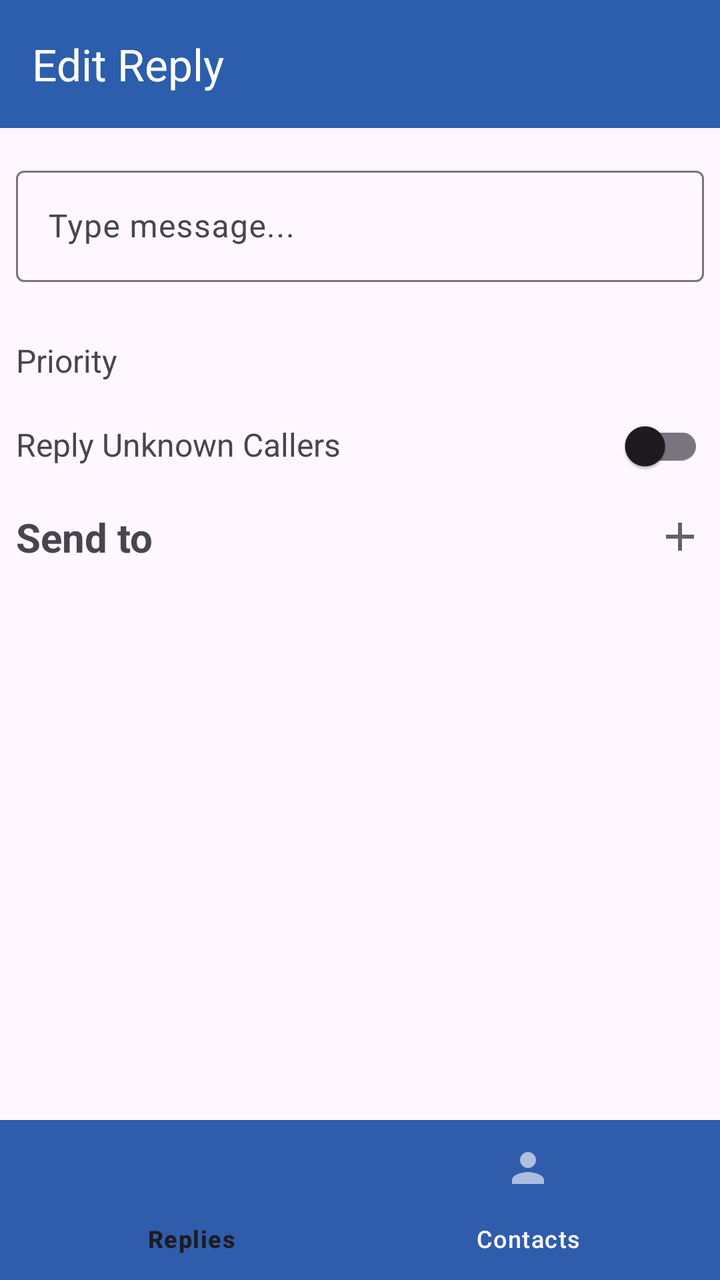
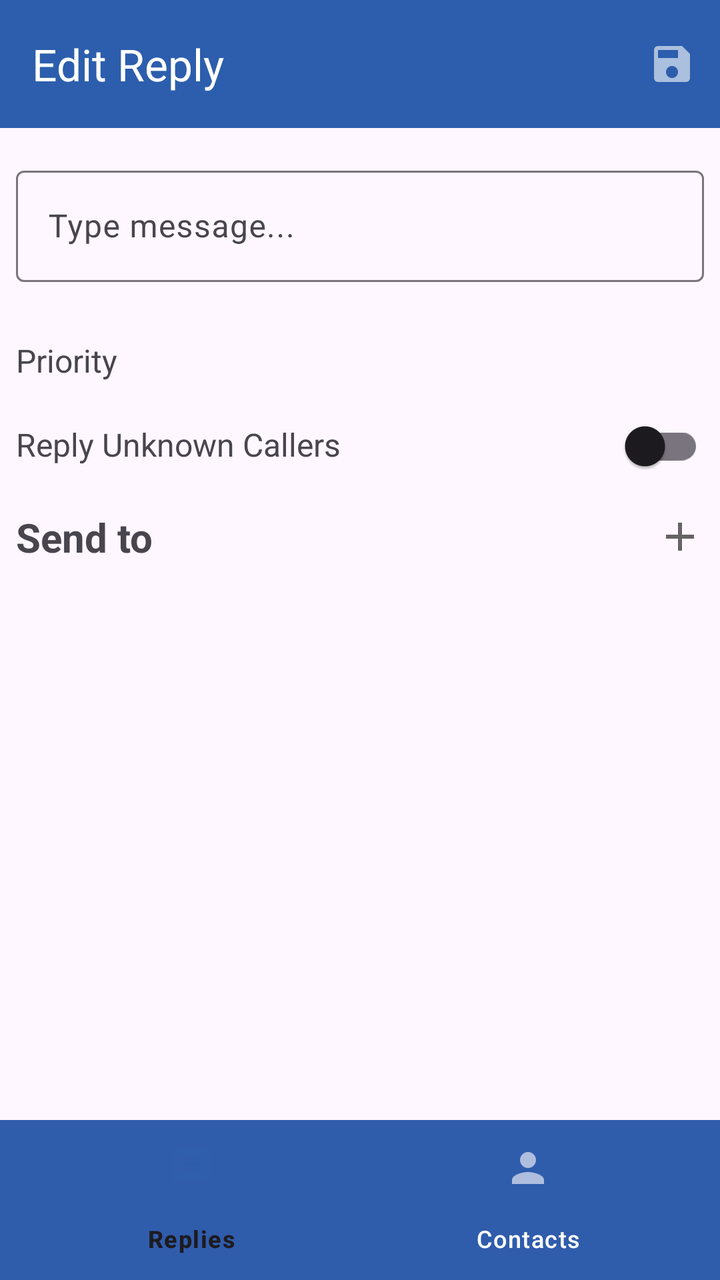

The first picture is an Android layout as it rendered before a commit; the second is the same layout after the commit. The layout source and the unified diff follow.
<!-- AndroidManifest.xml: application theme Theme.CallSwitch -->
<!-- res/layout/fragment_edit_reply.xml -->
<?xml version="1.0" encoding="utf-8"?>
<androidx.coordinatorlayout.widget.CoordinatorLayout xmlns:android="http://schemas.android.com/apk/res/android"
    xmlns:app="http://schemas.android.com/apk/res-auto"
    xmlns:tools="http://schemas.android.com/tools"
    android:id="@+id/main_fragment"
    android:layout_width="match_parent"
    android:layout_height="match_parent"
    tools:context=".RepliesActivity">

    <include layout="@layout/component_edit_reply_app_bar"/>

    <RelativeLayout

        android:layout_width="match_parent"
        app:layout_behavior="@string/appbar_scrolling_view_behavior"
        android:layout_height="match_parent">

        <androidx.core.widget.NestedScrollView
            android:layout_above="@id/bottom_nav_view"
            android:layout_width="match_parent"
            android:layout_height="match_parent">
            <LinearLayout
                android:layout_width="match_parent"
                android:layout_height="match_parent"
                android:orientation="vertical">
                <com.google.android.material.textfield.TextInputLayout
                    android:hint="@string/type_message"
                    android:id="@+id/reply_text_field"
                    app:errorEnabled="true"
                    android:layout_marginTop="16dp"
                    android:layout_marginHorizontal="8dp"
                    android:layout_width="match_parent"
                    android:layout_height="wrap_content">
                    <com.google.android.material.textfield.TextInputEditText
                        android:layout_width="match_parent"
                        android:layout_height="wrap_content"
                        />
                </com.google.android.material.textfield.TextInputLayout>

                <LinearLayout
                    android:layout_marginTop="8dp"
                    android:layout_width="match_parent"
                    android:layout_height="wrap_content"
                    android:orientation="horizontal">
                    <TextView
                        android:layout_marginHorizontal="8dp"
                        android:layout_weight="1"
                        android:layout_width="0dp"
                        android:layout_height="wrap_content"
                        android:text="@string/priority"
                        android:textSize="16sp"/>

                </LinearLayout>

                <LinearLayout
                    android:layout_marginTop="8dp"
                    android:layout_width="match_parent"
                    android:layout_height="wrap_content"
                    android:orientation="horizontal">
                    <TextView
                        android:layout_marginHorizontal="8dp"
                        android:layout_weight="1"
                        android:layout_width="0dp"
                        android:layout_height="wrap_content"
                        android:text="@string/reply_unknown"
                        android:textSize="16sp"/>

                    <com.google.android.material.switchmaterial.SwitchMaterial
                        android:layout_marginEnd="8dp"
                        android:layout_width="wrap_content"
                        android:layout_height="wrap_content"/>
                </LinearLayout>
                <LinearLayout
                    android:layout_marginTop="8dp"
                    android:layout_width="match_parent"
                    android:layout_height="wrap_content"
                    android:orientation="horizontal">
                    <com.google.android.material.textview.MaterialTextView
                        android:layout_marginHorizontal="8dp"
                        android:layout_width="0dp"
                        android:layout_weight="1"
                        android:layout_height="wrap_content"
                        android:layout_gravity="center_vertical"
                        android:text="@string/send_to"
                        android:textSize="20sp"
                        android:textStyle="bold"/>
                    <ImageButton
                        android:layout_marginEnd="8dp"
                        android:id="@+id/add_contacts_button"
                        android:layout_width="wrap_content"
                        android:layout_height="wrap_content"
                        android:layout_gravity="center_vertical"
                        android:contentDescription="@string/add_contacts_hint"
                        android:background="@null"
                        app:tint="@color/black"
                        android:src="@drawable/ic_action_add"/>
                </LinearLayout>

                <androidx.recyclerview.widget.RecyclerView
                    android:layout_marginTop="16dp"
                    android:layout_marginBottom="16dp"
                    android:layout_marginHorizontal="8dp"
                    android:id="@+id/selected_contacts_recycler_view"
                    android:layout_width="match_parent"
                    android:layout_height="match_parent"/>
            </LinearLayout>
        </androidx.core.widget.NestedScrollView>




        <include layout="@layout/component_bottom_nav_bar"
            android:id="@+id/bottom_nav_view"/>

    </RelativeLayout>


</androidx.coordinatorlayout.widget.CoordinatorLayout>
<!-- res/layout/component_edit_reply_app_bar.xml (included above) -->
<?xml version="1.0" encoding="utf-8"?>
<com.google.android.material.appbar.AppBarLayout xmlns:android="http://schemas.android.com/apk/res/android"
    xmlns:app="http://schemas.android.com/apk/res-auto"
    android:id="@+id/toolbar_main"
    android:layout_width="match_parent"
    android:layout_height="wrap_content"
    android:fitsSystemWindows="true"
    app:liftOnScrollColor="@color/blue"
    app:liftOnScroll="true">

    <com.google.android.material.appbar.MaterialToolbar
        android:id="@+id/menu_toolbar"
        android:layout_width="match_parent"
        android:layout_height="wrap_content"
        android:minHeight="?attr/actionBarSize"
        app:title="@string/edit_reply"/>
</com.google.android.material.appbar.AppBarLayout>
<!-- res/layout/component_bottom_nav_bar.xml (included above) -->
<?xml version="1.0" encoding="utf-8"?>
<com.google.android.material.bottomnavigation.BottomNavigationView xmlns:android="http://schemas.android.com/apk/res/android"
    android:layout_width="match_parent"
    android:layout_height="wrap_content"
    android:fitsSystemWindows="true"
    android:id="@+id/bottom_nav_view"
    android:layout_alignParentBottom="true"
    xmlns:app="http://schemas.android.com/apk/res-auto"
    app:menu="@menu/bottom_navigation_menu" />
<!-- resources referenced by this layout -->
<resources>
  <color name="black">#FF000000</color>
  <color name="blue">#2C5EAD</color>
  <!-- drawable ic_action_add (drawable-anydpi) -->
  <vector xmlns:android="http://schemas.android.com/apk/res/android"
      android:width="24dp"
      android:height="24dp"
      android:viewportWidth="24"
      android:viewportHeight="24"
      android:tint="#333333"
      android:alpha="0.6">
    <path
        android:fillColor="@android:color/white"
        android:pathData="M19,13h-6v6h-2v-6H5v-2h6V5h2v6h6v2z"/>
  </vector>
  <string name="add_contacts_hint">Add contacts to send reply to</string>
  <string name="edit_reply">Edit Reply</string>
  <string name="priority">Priority</string>
  <string name="reply_unknown">Reply Unknown Callers</string>
  <string name="send_to">Send to</string>
  <string name="type_message">Type message...</string>
  <style name="Theme.CallSwitch" parent="Base.Theme.CallSwitch" />
  <style name="Base.Theme.CallSwitch" parent="Theme.Material3.DayNight.NoActionBar">
          
          
          <item name="colorSurface">@color/blue</item>
          <item name="toolbarStyle">@style/Widget.App.Toolbar</item>
          <item name="bottomNavigationStyle">@style/Widget.App.BottomNavigationView</item>
      </style>
  <style name="Widget.App.Toolbar" parent="Widget.Material3.Toolbar">
          <item name="materialThemeOverlay">@style/ThemeOverlay.App.Toolbar</item>
      </style>
  <style name="Widget.App.BottomNavigationView" parent="Widget.Material3.BottomNavigationView">
          <item name="materialThemeOverlay">@style/ThemeOverlay.App.BottomNavigationView</item>
      </style>
  <style name="ThemeOverlay.App.Toolbar" parent="">
          <item name="colorSurface">@color/blue</item>
          <item name="colorOnSurface">@color/blue</item>
          <item name="colorSurfaceContainer">@color/blue</item>
          <item name="colorOnSurfaceVariant">@color/white</item>
          <item name="titleTextColor">@color/white</item>
          <item name="iconTint">@color/white</item>
          <item name="textAppearanceTitleLarge">@style/TextAppearance.App.TitleLarge</item>
          <item name="textAppearanceTitleMedium">@style/TextAppearance.App.TitleMedium</item>
      </style>
  <style name="ThemeOverlay.App.BottomNavigationView" parent="">
          
          <item name="colorOnSurfaceVariant">@color/white</item>
          
          <item name="colorSurfaceContainer">@color/blue</item>
          
          <item name="colorSecondary">@color/blue</item>
          
          <item name="colorSecondaryContainer">@color/white</item>
          
          <item name="colorOnSecondaryContainer">@color/blue</item>
      </style>
  <color name="white">#FFFFFFFF</color>
  <style name="TextAppearance.App.TitleLarge" parent="TextAppearance.Material3.TitleLarge">
  
  
      </style>
  <style name="TextAppearance.App.TitleMedium" parent="TextAppearance.Material3.TitleMedium">
  
  
      </style>
</resources>

<!-- the commit's change to res/layout/fragment_edit_reply.xml (unified diff, before → after) -->
@@ -25,13 +25,13 @@
                 android:orientation="vertical">
                 <com.google.android.material.textfield.TextInputLayout
                     android:hint="@string/type_message"
-                    android:id="@+id/reply_text_field"
                     app:errorEnabled="true"
                     android:layout_marginTop="16dp"
                     android:layout_marginHorizontal="8dp"
                     android:layout_width="match_parent"
                     android:layout_height="wrap_content">
                     <com.google.android.material.textfield.TextInputEditText
+                        android:id="@+id/reply_text_field"
                         android:layout_width="match_parent"
                         android:layout_height="wrap_content"
                         />
@@ -128,10 +128,11 @@
     app:liftOnScroll="true">
 
     <com.google.android.material.appbar.MaterialToolbar
-        android:id="@+id/menu_toolbar"
+        android:id="@+id/edit_reply_toolbar"
         android:layout_width="match_parent"
         android:layout_height="wrap_content"
         android:minHeight="?attr/actionBarSize"
+        app:menu="@menu/new_reply_menu"
         app:title="@string/edit_reply"/>
 </com.google.android.material.appbar.AppBarLayout>
 <!-- res/layout/component_bottom_nav_bar.xml (included above) -->
